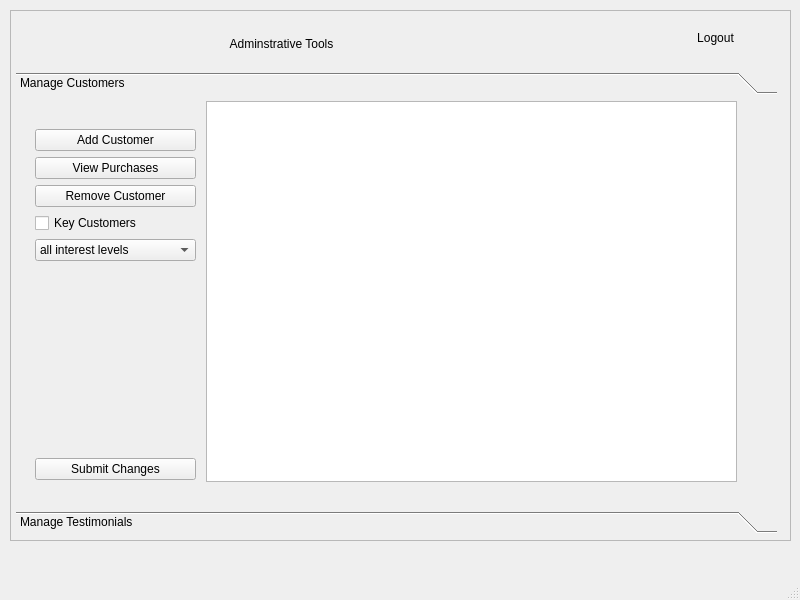
Qt form forms/MainWindow.ui (tigerjpg/cybersecurity) before a commit.
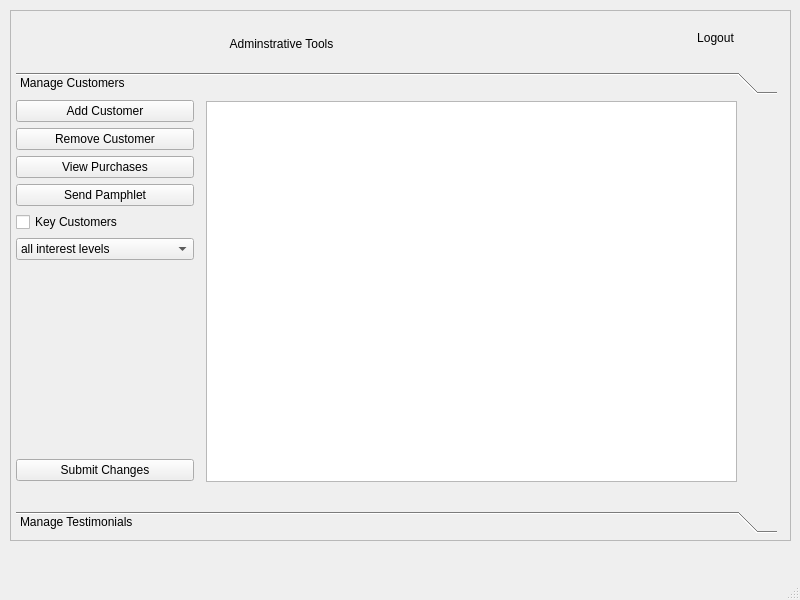
The same form after that commit. The open tabs and pages were chosen to show the change. Icons and pictures are not drawn. Custom widgets are drawn as their Qt base class.

Commit message: [#10] Create AddCustomer Popup, add customer functionality -Can add customers now -Can remove customers -Can send customers pamphlets -Still no error displayed to customer... TODO

Diff of the .ui file:
```diff
--- a/forms/MainWindow.ui
+++ b/forms/MainWindow.ui
@@ -569,10 +569,10 @@
         <widget class="QWidget" name="verticalLayoutWidget">
          <property name="geometry">
           <rect>
-           <x>19</x>
-           <y>29</y>
-           <width>161</width>
-           <height>351</height>
+           <x>0</x>
+           <y>0</y>
+           <width>178</width>
+           <height>381</height>
           </rect>
          </property>
          <layout class="QVBoxLayout" name="verticalLayout_2">
@@ -583,13 +583,6 @@
             </property>
            </widget>
           </item>
-          <item>
-           <widget class="QPushButton" name="customer_purchase_button">
-            <property name="text">
-             <string>View Purchases</string>
-            </property>
-           </widget>
-          </item>
           <item>
            <widget class="QPushButton" name="customer_remove_button">
             <property name="text">
@@ -597,6 +590,20 @@
             </property>
            </widget>
           </item>
+          <item>
+           <widget class="QPushButton" name="customer_purchase_button">
+            <property name="text">
+             <string>View Purchases</string>
+            </property>
+           </widget>
+          </item>
+          <item>
+           <widget class="QPushButton" name="customer_send_pamphlet_button">
+            <property name="text">
+             <string>Send Pamphlet</string>
+            </property>
+           </widget>
+          </item>
           <item>
            <widget class="QCheckBox" name="customer_key_customers_checkBox">
             <property name="text">
```
Left out of the diff: 13 changed lines with no effect on the pictures. The commit also changes 14 other files.
